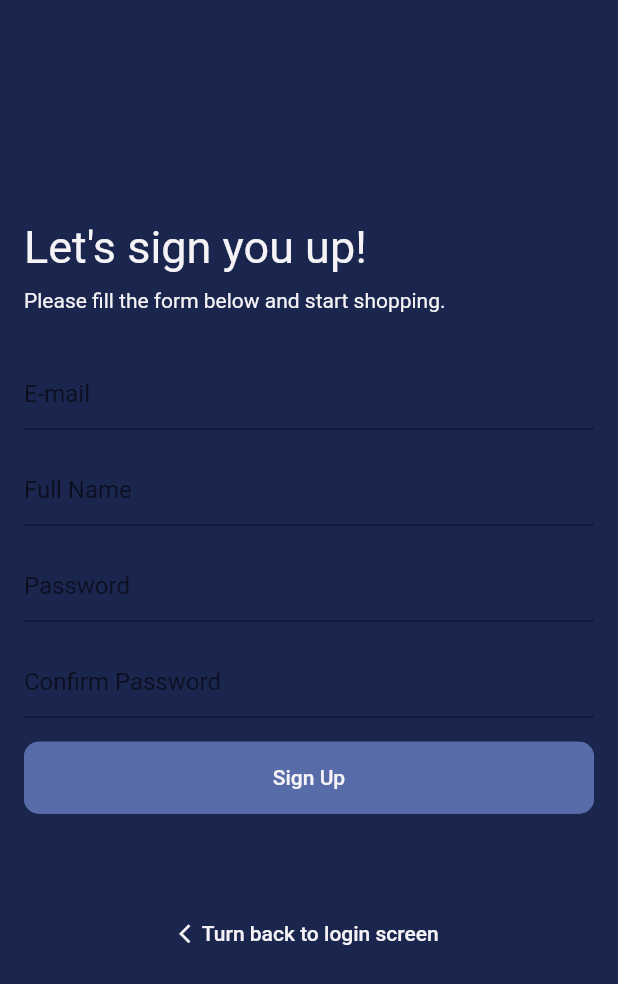
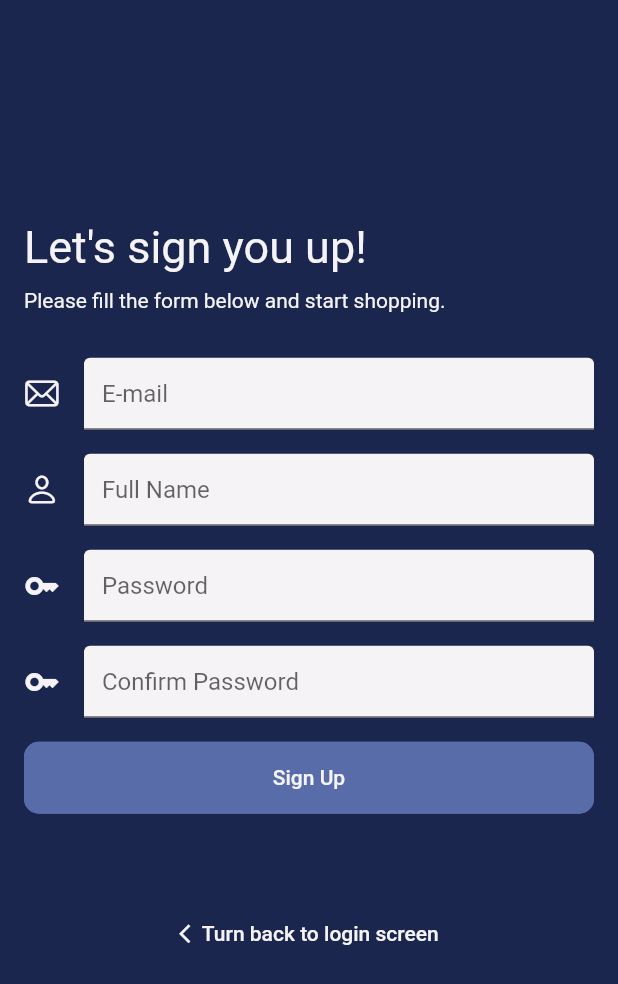
Before and after one commit to mustafaaycll/shoeshop, a Flutter app: the screen it shows after launch, after a tap on "Sign Up", on a phone screen of 412 x 824 dp. Shown: the top 984 px of the screen. Run offline on Flutter 3.47's test engine with Material 2 defaults, Android fonts, the phone set to English and light mode, and no system bars; our stand-ins replace cloud_firestore, email_validator, firebase_analytics, firebase_auth, firebase_core, firebase_crashlytics and 5 more; missing offline and left inert: flutter_facebook_auth; accounts and stored records are empty.

Commit message:
Input boxes decorations updated. Classes for animations (loading screens etc) and objects (profile picture from initials etc) are made for ease of understanding how application works. Improvements on file hierarchy.

```diff
--- a/mobile/lib/Screens/Authentication/login.dart
+++ b/mobile/lib/Screens/Authentication/login.dart
@@ -164,10 +164,14 @@ class _LoginState extends State<Login> {
                                   keyboardType: TextInputType.emailAddress,
                                   enableSuggestions: false,
                                   autocorrect: false,
-                                  decoration: const InputDecoration(
+                                  decoration: InputDecoration(
+                                    icon: Icon(
+                                      CupertinoIcons.mail,
+                                      color: AppColors.background,
+                                    ),
                                     hintText: 'E-mail',
-                                    //fillColor: AppColors.background,
-                                    //filled: true,
+                                    fillColor: AppColors.background,
+                                    filled: true,
                                   ),
                                   validator: (value) {
                                     if (value == null) {
@@ -205,10 +209,14 @@ class _LoginState extends State<Login> {
                                     obscureText: true,
                                     enableSuggestions: false,
                                     autocorrect: false,
-                                    decoration: const InputDecoration(
+                                    decoration: InputDecoration(
+                                      icon: Icon(
+                                        Icons.key,
+                                        color: AppColors.background,
+                                      ),
                                       hintText: 'Password',
-                                      //fillColor: AppColors.textFormColor,
-                                      //filled: true,
+                                      fillColor: AppColors.background,
+                                      filled: true,
                                     ),
                                     validator: (value) {
                                       if (value == null) {
--- a/mobile/lib/Screens/Authentication/signup.dart
+++ b/mobile/lib/Screens/Authentication/signup.dart
@@ -95,10 +95,14 @@ class _SignupState extends State<Signup> {
                               keyboardType: TextInputType.emailAddress,
                               enableSuggestions: false,
                               autocorrect: false,
-                              decoration: const InputDecoration(
+                              decoration: InputDecoration(
+                                icon: Icon(
+                                  CupertinoIcons.mail,
+                                  color: AppColors.background,
+                                ),
                                 hintText: 'E-mail',
-                                //fillColor: AppColors.textFormColor,
-                                //filled: true,
+                                fillColor: AppColors.background,
+                                filled: true,
                               ),
                               validator: (value) {
                                 if (value == null) {
@@ -134,10 +138,14 @@ class _SignupState extends State<Signup> {
                               keyboardType: TextInputType.text,
                               enableSuggestions: false,
                               autocorrect: false,
-                              decoration: const InputDecoration(
+                              decoration: InputDecoration(
+                                icon: Icon(
+                                  CupertinoIcons.person,
+                                  color: AppColors.background,
+                                ),
                                 hintText: 'Full Name',
-                                //fillColor: AppColors.textFormColor,
-                                //filled: true,
+                                fillColor: AppColors.background,
+                                filled: true,
                               ),
                               validator: (value) {
                                 if (value == null) {
@@ -174,10 +182,14 @@ class _SignupState extends State<Signup> {
                                 obscureText: true,
                                 enableSuggestions: false,
                                 autocorrect: false,
-                                decoration: const InputDecoration(
+                                decoration: InputDecoration(
+                                  icon: Icon(
+                                    Icons.key,
+                                    color: AppColors.background,
+                                  ),
                                   hintText: 'Password',
-                                  //fillColor: AppColors.textFormColor,
-                                  //filled: true,
+                                  fillColor: AppColors.background,
+                                  filled: true,
                                 ),
                                 validator: (value) {
                                   if (value == null) {
@@ -214,10 +226,14 @@ class _SignupState extends State<Signup> {
                               obscureText: true,
                               enableSuggestions: false,
                               autocorrect: false,
-                              decoration: const InputDecoration(
+                              decoration: InputDecoration(
+                                icon: Icon(
+                                  Icons.key,
+                                  color: AppColors.background,
+                                ),
                                 hintText: 'Confirm Password',
-                                //fillColor: AppColors.textFormColor,
-                                //filled: true,
+                                fillColor: AppColors.background,
+                                filled: true,
                               ),
                               validator: (value) {
                                 if (value == null) {
--- a/mobile/lib/Services/database.dart
+++ b/mobile/lib/Services/database.dart
@@ -11,8 +11,8 @@ class DatabaseService {
   final CollectionReference customerCollection =
       FirebaseFirestore.instance.collection('customers');
 
-  customer _customerDataFromSnapshot(DocumentSnapshot snapshot) {
-    return customer(
+  Customer _customerDataFromSnapshot(DocumentSnapshot snapshot) {
+    return Customer(
       id: id,
       fullname: snapshot.get('fullname'),
       email: snapshot.get('email'),
@@ -27,7 +27,7 @@ class DatabaseService {
     );
   }
 
-  Stream<customer> get customerData {
+  Stream<Customer> get customerData {
     return customerCollection
         .doc(id)
         .snapshots()
--- a/mobile/lib/models/users/customer.dart
+++ b/mobile/lib/models/users/customer.dart
@@ -1,4 +1,4 @@
-class customer {
+class Customer {
   final String id;
   final String fullname;
   final String email;
@@ -8,10 +8,10 @@ class customer {
   final List<dynamic> amounts;
   final List<dynamic> basket;
   final List<dynamic> prev_orders;
-  final List<dynamic> tax_id;
+  final String tax_id;
   final List<dynamic> credit_cards;
 
-  customer(
+  Customer(
       {required this.id,
       required this.fullname,
       required this.email,
--- a/mobile/lib/navbar.dart
+++ b/mobile/lib/navbar.dart
@@ -7,6 +7,8 @@ import 'package:mobile/Screens/account.dart';
 import 'package:mobile/Screens/cart.dart';
 import 'package:mobile/Screens/home.dart';
 import 'package:mobile/Screens/wishlist.dart';
+import 'package:mobile/Services/database.dart';
+import 'package:mobile/models/users/customer.dart';
 import 'package:mobile/utils/colors.dart';
 import 'package:persistent_bottom_nav_bar/persistent-tab-view.dart';
 import 'package:flutter/cupertino.dart';
@@ -70,7 +72,10 @@ class _NavBarState extends State<NavBar> {
   Widget build(BuildContext context) {
     final user = Provider.of<User?>(context);
     if (user != null) {
-      return AnnotatedRegion<SystemUiOverlayStyle>(
+      return StreamProvider<Customer?>.value(
+          initialData: null,
+          value: DatabaseService(id: user.uid, ids: []).customerData,
+          child: AnnotatedRegion<SystemUiOverlayStyle>(
             value: SystemUiOverlayStyle(
                 systemNavigationBarColor: AppColors.background,
                 systemNavigationBarIconBrightness: Brightness.dark,
@@ -104,7 +109,7 @@ class _NavBarState extends State<NavBar> {
               ),
               navBarStyle: NavBarStyle.style12,
             ),
-      );
+          ));
     } else {
       return Login(analytics: analytics, observer: observer);
     }
--- a/mobile/lib/utils/colors.dart
+++ b/mobile/lib/utils/colors.dart
@@ -33,4 +33,7 @@ class AppColors {
   static final Color background = Color(0xfff5f3f5);
   static final Color opposite_case_background = Color(0xff1b264f);
   static final Color circleAvatarBackground = Color(0xff576ca8);
+
+  static final Color spinner = Color(0xff1b264f);
+  static final Color opposite_case_spinner = Color(0xfff5f3f5);
 }
```
Also changed, not shown: mobile/lib/Screens/Authentication/resetpass.dart (+7 -3 lines), mobile/lib/Screens/account.dart (+36 -12 lines), mobile/lib/Screens/home.dart (+11 -93 lines), mobile/lib/utils/animations.dart (added, +53 -0 lines), mobile/lib/utils/objects.dart (added, +32 -0 lines). Lines whose indentation alone changed are shown as unchanged.
